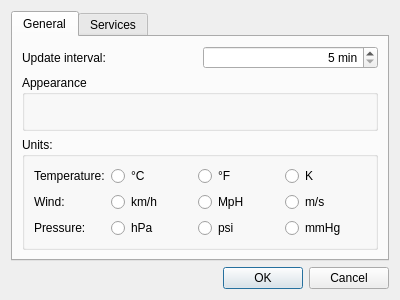
Qt form src/PreferencesDialog.ui (Arkq/windy) before a commit.
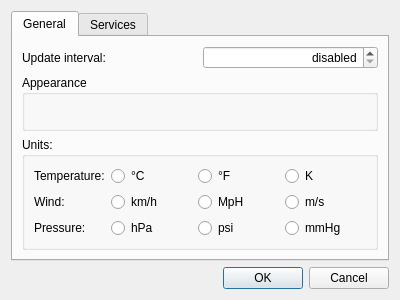
The same form after that commit.

Commit message: Friendly text for disabling automatic updates

What changed in the file:
```diff
--- a/src/PreferencesDialog.ui
+++ b/src/PreferencesDialog.ui
@@ -36,11 +36,14 @@
          <property name="alignment">
           <set>Qt::AlignRight|Qt::AlignTrailing|Qt::AlignVCenter</set>
          </property>
+         <property name="specialValueText">
+          <string>disabled</string>
+         </property>
          <property name="suffix">
           <string> min</string>
          </property>
          <property name="minimum">
-          <number>5</number>
+          <number>0</number>
          </property>
          <property name="maximum">
           <number>1440</number>
```
The commit also changes 1 other file.
